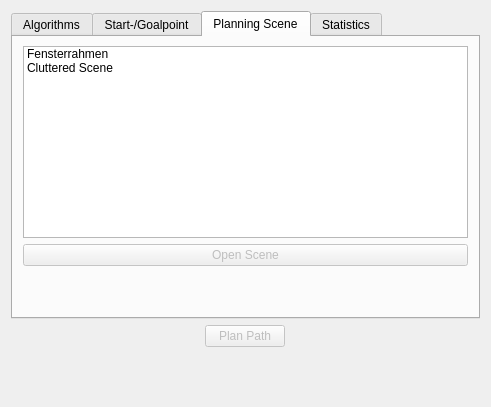
The window that rqt_mypkg/resource/MyPlugin.ui (mounteverset/moveit_path_visualizer) describes before a commit, drawn with Qt 5.
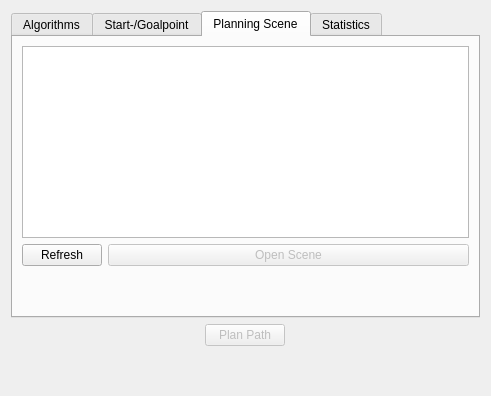
The same window after the commit. The open tabs and pages were chosen to show the change.

Commit message: more planning scenes to choose from, on planning scene tab added a refresh button

```diff
--- a/rqt_mypkg/resource/MyPlugin.ui
+++ b/rqt_mypkg/resource/MyPlugin.ui
@@ -7,7 +7,7 @@
     <x>0</x>
     <y>0</y>
     <width>487</width>
-    <height>407</height>
+    <height>396</height>
    </rect>
   </property>
   <property name="windowTitle">
@@ -507,25 +507,9 @@
        <string>Planning Scene</string>
       </attribute>
       <layout class="QGridLayout" name="gridLayout_4">
-       <item row="0" column="0">
+       <item row="5" column="0">
         <layout class="QGridLayout" name="gridLayout_2">
-         <item row="1" column="0">
-          <widget class="QPushButton" name="pushButton_openPlanningScene">
-           <property name="enabled">
-            <bool>false</bool>
-           </property>
-           <property name="maximumSize">
-            <size>
-             <width>445</width>
-             <height>25</height>
-            </size>
-           </property>
-           <property name="text">
-            <string>Open Scene</string>
-           </property>
-          </widget>
-         </item>
-         <item row="2" column="0">
+         <item row="6" column="0">
           <spacer name="verticalSpacer">
            <property name="orientation">
             <enum>Qt::Vertical</enum>
@@ -538,40 +522,65 @@
            </property>
           </spacer>
          </item>
-         <item row="0" column="0">
-          <widget class="QListWidget" name="planningScene_listWidget">
-           <property name="sizePolicy">
-            <sizepolicy hsizetype="Preferred" vsizetype="Preferred">
-             <horstretch>0</horstretch>
-             <verstretch>0</verstretch>
-            </sizepolicy>
-           </property>
-           <property name="minimumSize">
+         <item row="4" column="1">
+          <layout class="QHBoxLayout" name="horizontalLayout_5"/>
+         </item>
+         <item row="3" column="0">
+          <widget class="QPushButton" name="pushButton_planningScene_refresh">
+           <property name="maximumSize">
             <size>
-             <width>0</width>
-             <height>100</height>
+             <width>80</width>
+             <height>16777215</height>
             </size>
            </property>
+           <property name="text">
+            <string>Refresh</string>
+           </property>
+          </widget>
+         </item>
+         <item row="3" column="1">
+          <widget class="QPushButton" name="pushButton_openPlanningScene">
+           <property name="enabled">
+            <bool>false</bool>
+           </property>
            <property name="maximumSize">
             <size>
-             <width>16777215</width>
-             <height>200</height>
+             <width>445</width>
+             <height>25</height>
             </size>
            </property>
-           <item>
-            <property name="text">
-             <string>Fensterrahmen</string>
-            </property>
-           </item>
-           <item>
-            <property name="text">
-             <string>Cluttered Scene</string>
-            </property>
-           </item>
+           <property name="toolTip">
+            <string>Planning Algorithm has to be applied first</string>
+           </property>
+           <property name="text">
+            <string>Open Scene</string>
+           </property>
           </widget>
          </item>
         </layout>
        </item>
+       <item row="0" column="0">
+        <widget class="QListWidget" name="planningScene_listWidget">
+         <property name="sizePolicy">
+          <sizepolicy hsizetype="Preferred" vsizetype="Preferred">
+           <horstretch>0</horstretch>
+           <verstretch>0</verstretch>
+          </sizepolicy>
+         </property>
+         <property name="minimumSize">
+          <size>
+           <width>0</width>
+           <height>100</height>
+          </size>
+         </property>
+         <property name="maximumSize">
+          <size>
+           <width>16777215</width>
+           <height>200</height>
+          </size>
+         </property>
+        </widget>
+       </item>
       </layout>
      </widget>
      <widget class="QWidget" name="tab_4">
```
Left out of the diff: 35 changed lines with no effect on the pictures. The commit also changes 5 other files.
